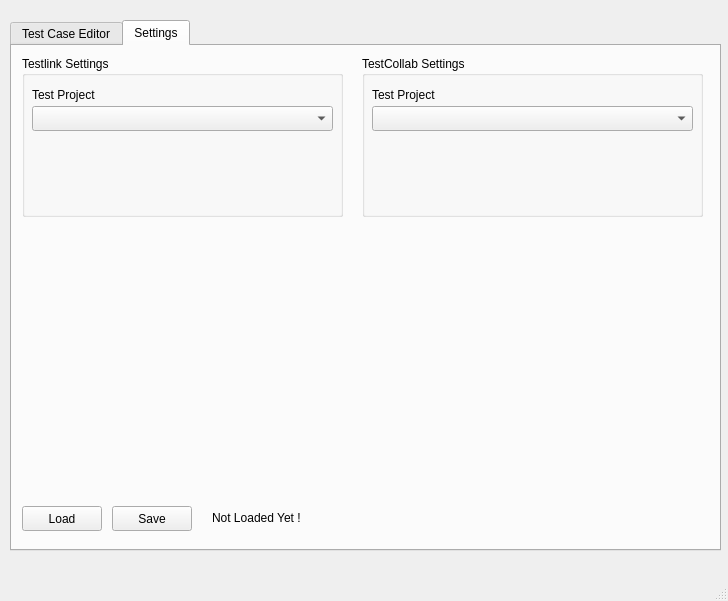
Old version of the form qa-test-case-sync-viewer.ui in the repository signove/qa-test-viewer.
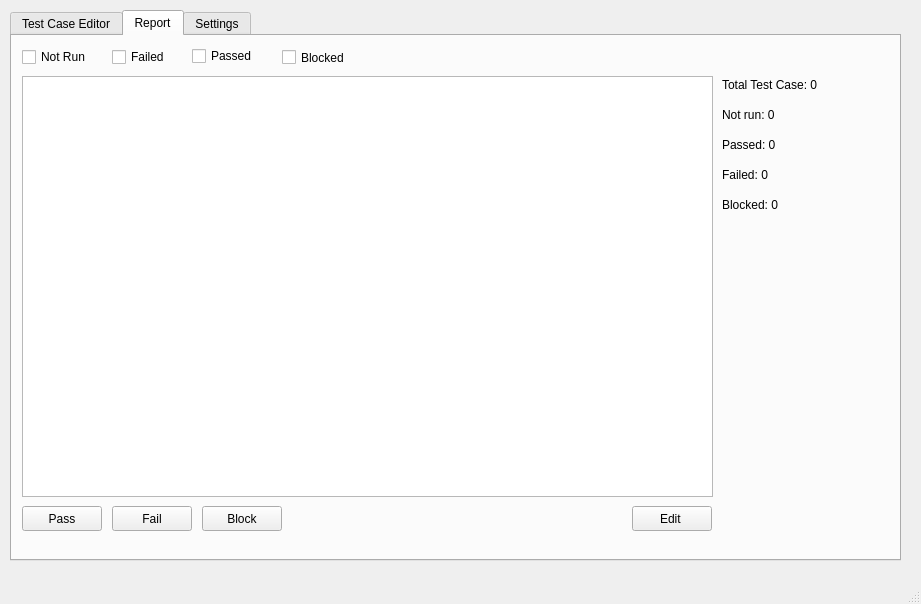
New version of the form. The open tabs and pages were chosen to show the change.

The edit to the form file:
```diff
--- a/qa-test-case-sync-viewer.ui
+++ b/qa-test-case-sync-viewer.ui
@@ -6,8 +6,8 @@
    <rect>
     <x>0</x>
     <y>0</y>
-    <width>728</width>
-    <height>601</height>
+    <width>921</width>
+    <height>604</height>
    </rect>
   </property>
   <property name="windowTitle">
@@ -18,9 +18,9 @@
     <property name="geometry">
      <rect>
       <x>10</x>
-      <y>20</y>
-      <width>711</width>
-      <height>531</height>
+      <y>10</y>
+      <width>891</width>
+      <height>551</height>
      </rect>
     </property>
     <property name="currentIndex">
@@ -243,6 +243,275 @@
        <string>Not Sync Yet !</string>
       </property>
      </widget>
+     <widget class="QPushButton" name="pbClear">
+      <property name="geometry">
+       <rect>
+        <x>530</x>
+        <y>470</y>
+        <width>80</width>
+        <height>25</height>
+       </rect>
+      </property>
+      <property name="text">
+       <string>Clear</string>
+      </property>
+     </widget>
+     <widget class="QPushButton" name="pbReplace">
+      <property name="geometry">
+       <rect>
+        <x>710</x>
+        <y>350</y>
+        <width>161</width>
+        <height>25</height>
+       </rect>
+      </property>
+      <property name="text">
+       <string>Replace</string>
+      </property>
+     </widget>
+     <widget class="QLineEdit" name="leSearchFor">
+      <property name="geometry">
+       <rect>
+        <x>710</x>
+        <y>180</y>
+        <width>161</width>
+        <height>25</height>
+       </rect>
+      </property>
+     </widget>
+     <widget class="QLineEdit" name="leReplaceWith">
+      <property name="geometry">
+       <rect>
+        <x>710</x>
+        <y>240</y>
+        <width>161</width>
+        <height>25</height>
+       </rect>
+      </property>
+     </widget>
+     <widget class="QLabel" name="label_5">
+      <property name="geometry">
+       <rect>
+        <x>710</x>
+        <y>160</y>
+        <width>71</width>
+        <height>17</height>
+       </rect>
+      </property>
+      <property name="text">
+       <string>Search for:</string>
+      </property>
+     </widget>
+     <widget class="QLabel" name="label_6">
+      <property name="geometry">
+       <rect>
+        <x>710</x>
+        <y>220</y>
+        <width>81</width>
+        <height>17</height>
+       </rect>
+      </property>
+      <property name="text">
+       <string>Replace with:</string>
+      </property>
+     </widget>
+     <widget class="QPushButton" name="pushButton">
+      <property name="geometry">
+       <rect>
+        <x>620</x>
+        <y>470</y>
+        <width>80</width>
+        <height>25</height>
+       </rect>
+      </property>
+      <property name="text">
+       <string>Create</string>
+      </property>
+     </widget>
+    </widget>
+    <widget class="QWidget" name="tabReport">
+     <attribute name="title">
+      <string>Report</string>
+     </attribute>
+     <widget class="QListWidget" name="lwTests">
+      <property name="geometry">
+       <rect>
+        <x>10</x>
+        <y>40</y>
+        <width>691</width>
+        <height>421</height>
+       </rect>
+      </property>
+     </widget>
+     <widget class="QPushButton" name="pbPass">
+      <property name="geometry">
+       <rect>
+        <x>10</x>
+        <y>470</y>
+        <width>80</width>
+        <height>25</height>
+       </rect>
+      </property>
+      <property name="text">
+       <string>Pass</string>
+      </property>
+     </widget>
+     <widget class="QPushButton" name="pbFail">
+      <property name="geometry">
+       <rect>
+        <x>100</x>
+        <y>470</y>
+        <width>80</width>
+        <height>25</height>
+       </rect>
+      </property>
+      <property name="text">
+       <string>Fail</string>
+      </property>
+     </widget>
+     <widget class="QPushButton" name="pbBlock">
+      <property name="geometry">
+       <rect>
+        <x>190</x>
+        <y>470</y>
+        <width>80</width>
+        <height>25</height>
+       </rect>
+      </property>
+      <property name="text">
+       <string>Block</string>
+      </property>
+     </widget>
+     <widget class="QCheckBox" name="chboxNotRun">
+      <property name="geometry">
+       <rect>
+        <x>10</x>
+        <y>11</y>
+        <width>82</width>
+        <height>20</height>
+       </rect>
+      </property>
+      <property name="text">
+       <string>Not Run</string>
+      </property>
+     </widget>
+     <widget class="QCheckBox" name="chboxFailed">
+      <property name="geometry">
+       <rect>
+        <x>100</x>
+        <y>11</y>
+        <width>61</width>
+        <height>20</height>
+       </rect>
+      </property>
+      <property name="text">
+       <string>Failed</string>
+      </property>
+     </widget>
+     <widget class="QCheckBox" name="chboxPassed">
+      <property name="geometry">
+       <rect>
+        <x>180</x>
+        <y>10</y>
+        <width>71</width>
+        <height>20</height>
+       </rect>
+      </property>
+      <property name="text">
+       <string>Passed</string>
+      </property>
+     </widget>
+     <widget class="QCheckBox" name="chboxBlocked">
+      <property name="geometry">
+       <rect>
+        <x>270</x>
+        <y>10</y>
+        <width>82</width>
+        <height>23</height>
+       </rect>
+      </property>
+      <property name="text">
+       <string>Blocked</string>
+      </property>
+     </widget>
+     <widget class="QPushButton" name="pbEdit">
+      <property name="geometry">
+       <rect>
+        <x>620</x>
+        <y>470</y>
+        <width>80</width>
+        <height>25</height>
+       </rect>
+      </property>
+      <property name="text">
+       <string>Edit </string>
+      </property>
+     </widget>
+     <widget class="QLabel" name="lblTotalTestCases">
+      <property name="geometry">
+       <rect>
+        <x>710</x>
+        <y>40</y>
+        <width>151</width>
+        <height>17</height>
+       </rect>
+      </property>
+      <property name="text">
+       <string>Total Test Case: 0</string>
+      </property>
+     </widget>
+     <widget class="QLabel" name="lblNotRun">
+      <property name="geometry">
+       <rect>
+        <x>710</x>
+        <y>70</y>
+        <width>161</width>
+        <height>17</height>
+       </rect>
+      </property>
+      <property name="text">
+       <string>Not run: 0</string>
+      </property>
+     </widget>
+     <widget class="QLabel" name="lblPassed">
+      <property name="geometry">
+       <rect>
+        <x>710</x>
+        <y>100</y>
+        <width>171</width>
+        <height>17</height>
+       </rect>
+      </property>
+      <property name="text">
+       <string>Passed: 0 </string>
+      </property>
+     </widget>
+     <widget class="QLabel" name="lblFailed">
+      <property name="geometry">
+       <rect>
+        <x>710</x>
+        <y>130</y>
+        <width>161</width>
+        <height>17</height>
+       </rect>
+      </property>
+      <property name="text">
+       <string>Failed: 0</string>
+      </property>
+     </widget>
+     <widget class="QLabel" name="lblBlocked">
+      <property name="geometry">
+       <rect>
+        <x>710</x>
+        <y>160</y>
+        <width>171</width>
+        <height>17</height>
+       </rect>
+      </property>
+      <property name="text">
+       <string>Blocked: 0</string>
+      </property>
+     </widget>
     </widget>
     <widget class="QWidget" name="tabSettings">
      <attribute name="title">
@@ -254,7 +523,7 @@
         <x>10</x>
         <y>10</y>
         <width>321</width>
-        <height>161</height>
+        <height>431</height>
        </rect>
       </property>
       <property name="title">
@@ -290,7 +559,7 @@
         <x>350</x>
         <y>10</y>
         <width>341</width>
-        <height>161</height>
+        <height>431</height>
        </rect>
       </property>
       <property name="title">
@@ -351,7 +620,7 @@
        <rect>
         <x>200</x>
         <y>456</y>
-        <width>101</width>
+        <width>131</width>
         <height>31</height>
        </rect>
       </property>
```
Left out of the diff: 121 changed lines with no effect on the pictures.
